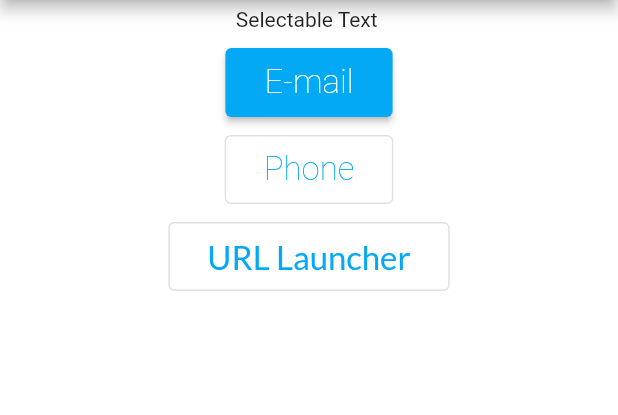
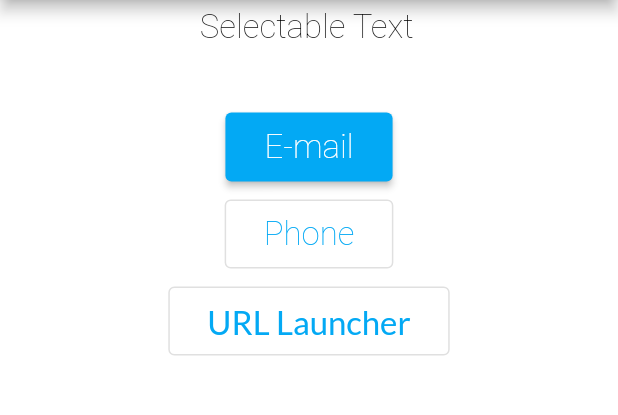
Before and after one commit to marcelors15/EmailPhone, a Flutter app: the screen it shows after launch, on a phone screen of 412 x 824 dp, the part 84-499 px from its top. Run offline on Flutter 3.47's test engine with Material 2 defaults, Android fonts, the light colour scheme and no system bars; our stand-ins replace google_fonts, image_picker; missing offline and left inert: flutter_mailer, flutter_phone_direct_caller.

Commit message:
Update main.dart

```diff
--- a/lib/main.dart
+++ b/lib/main.dart
@@ -34,6 +34,9 @@ class MyHomePage extends StatefulWidget {
 }
 
 class _MyHomePageState extends State<MyHomePage> {
+  final edtController = TextEditingController();
+  final fNode = FocusNode();
+
   @override
   Widget build(BuildContext context) {
     return Scaffold(
@@ -54,17 +57,28 @@ class _MyHomePageState extends State<MyHomePage> {
             children: <Widget>[
               Padding(
                 padding: const EdgeInsets.all(5.0),
-                child: SelectableText("Selectable Text"),
+                child: SelectableText(
+                  "Selectable Text",
+                  style: TextStyle(
+                      color: Colors.black,
+                      fontSize: 22.0,
+                      fontWeight: FontWeight.w200,
+                      fontFamily: "Roboto"),
+                ),
               ),
-              /*Padding(
+              Padding(
                 padding: const EdgeInsets.all(5.0),
                 child: EditableText(
-                    controller: controller,
-                    focusNode: focusNode,
-                    style: style,
-                    cursorColor: cursorColor,
-                    backgroundCursorColor: backgroundCursorColor),
-              ),*/
+                    controller: edtController,
+                    focusNode: fNode,
+                    style: TextStyle(
+                        color: Colors.black,
+                        fontSize: 20,
+                        fontWeight: FontWeight.w200,
+                        fontFamily: "Roboto"),
+                    cursorColor: Colors.blue,
+                    backgroundCursorColor: Colors.green),
+              ),
               Padding(
                 padding: const EdgeInsets.all(5.0),
                 child: ElevatedButton(
```
